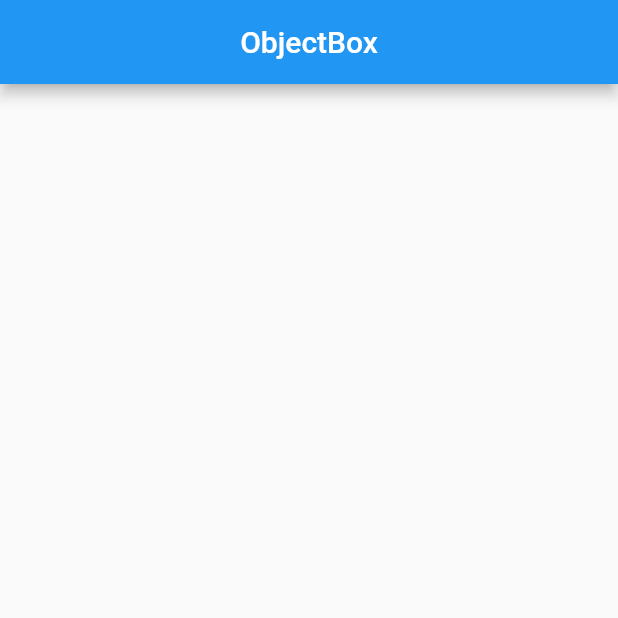
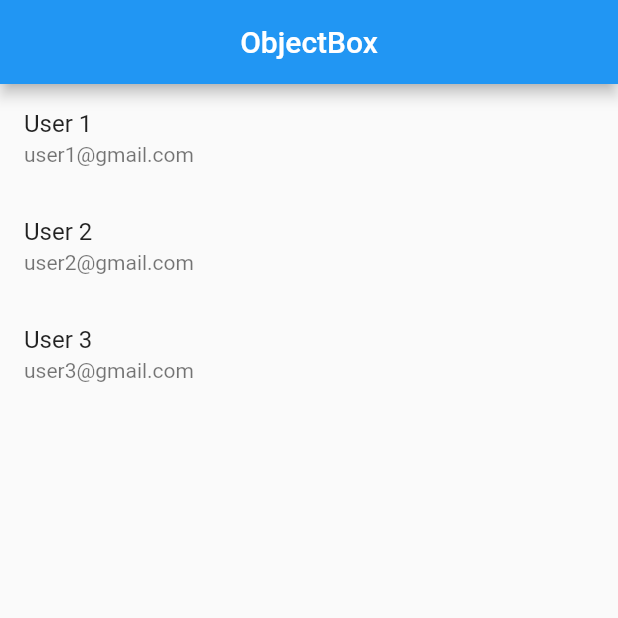
Before and after one commit to aospiridonov/flutter_object_box, a Flutter app: the screen it shows after launch, on a phone screen of 412 x 824 dp, the top half of it. Run offline on Flutter 3.47's test engine with Material 2 defaults, Android fonts, the phone set to English and light mode, and no system bars.

Commit message:
add list view with list tile

```diff
--- a/lib/main.dart
+++ b/lib/main.dart
@@ -52,6 +52,16 @@ class _HomePageState extends State<HomePage> {
         title: const Text('ObjectBox'),
         centerTitle: true,
       ),
+      body: ListView.builder(
+        itemCount: users.length,
+        itemBuilder: (context, index) {
+          final user = users[index];
+          return ListTile(
+            title: Text(user.name),
+            subtitle: Text(user.email),
+          );
+        },
+      ),
     );
   }
 }
```
